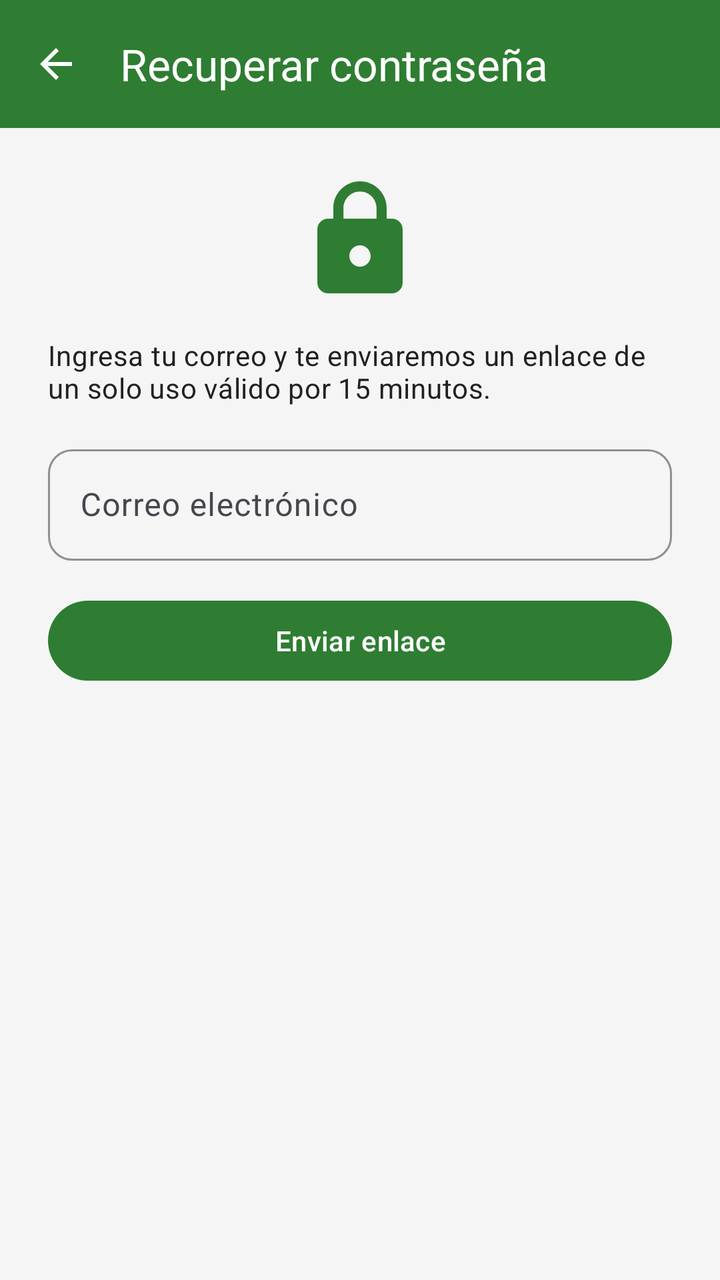
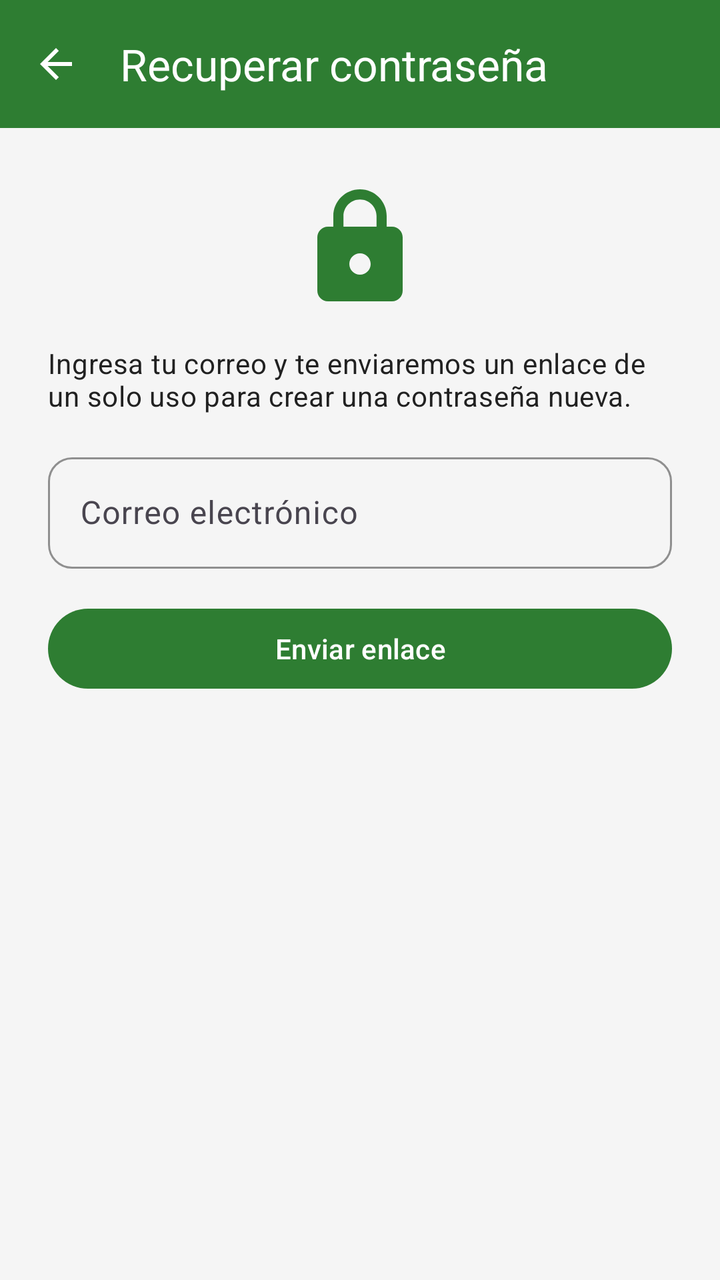

Before-and-after screenshots of an Android layout around one commit, followed by the original layout XML and the change that was made.
<!-- AndroidManifest.xml: application theme Theme.EcoMarket -->
<!-- res/layout/activity_recover_password.xml -->
<?xml version="1.0" encoding="utf-8"?>
<LinearLayout xmlns:android="http://schemas.android.com/apk/res/android"
    xmlns:app="http://schemas.android.com/apk/res-auto"
   
    android:layout_width="match_parent"
    android:layout_height="match_parent"
    android:orientation="vertical">

    <com.google.android.material.appbar.MaterialToolbar
        android:id="@+id/toolbar"
        android:layout_width="match_parent"
        android:layout_height="?attr/actionBarSize"
        android:background="@color/eco_green"
        app:navigationContentDescription="@string/cd_back"
        app:navigationIcon="@drawable/ic_back"
        app:navigationIconTint="@color/eco_white"
        app:title="@string/recover_title"
        app:titleTextColor="@color/eco_white" />

    <LinearLayout
        android:layout_width="match_parent"
        android:layout_height="wrap_content"
        android:orientation="vertical"
        android:padding="@dimen/space_l">

        <ImageView
            android:layout_width="64dp"
            android:layout_height="64dp"
            android:layout_gravity="center"
            android:importantForAccessibility="no"
            android:src="@drawable/ic_lock"
            app:tint="@color/eco_green" />

        <TextView
            android:layout_width="match_parent"
            android:layout_height="wrap_content"
            android:layout_marginTop="@dimen/space_m"
            android:text="@string/recover_body"
            android:textAppearance="@style/Text.Body" />

        <com.google.android.material.textfield.TextInputLayout
            android:id="@+id/tilRecoverEmail"
            style="@style/Input.Eco"
            android:layout_width="match_parent"
            android:layout_height="wrap_content"
            android:layout_marginTop="@dimen/space_m"
            android:hint="@string/hint_email">

            <com.google.android.material.textfield.TextInputEditText
                android:id="@+id/etRecoverEmail"
                android:layout_width="match_parent"
                android:layout_height="wrap_content"
                android:inputType="textEmailAddress" />
        </com.google.android.material.textfield.TextInputLayout>

        <com.google.android.material.button.MaterialButton
            android:id="@+id/btnSendLink"
            style="@style/Button.Primary"
            android:layout_width="match_parent"
            android:layout_height="wrap_content"
            android:layout_marginTop="@dimen/space_m"
            android:text="@string/action_send_link" />

        <TextView
            android:id="@+id/txtRecoverResult"
            android:layout_width="match_parent"
            android:layout_height="wrap_content"
            android:layout_marginTop="@dimen/space_m"
            android:background="@drawable/bg_badge_active"
            android:padding="@dimen/space_m"
            android:textAppearance="@style/Text.Body"
            android:visibility="gone" />
    </LinearLayout>
</LinearLayout>
<!-- resources referenced by this layout -->
<resources>
  <color name="eco_green">#2E7D32</color>
  <color name="eco_white">#FFFFFF</color>
  <dimen name="space_l">24dp</dimen>
  <dimen name="space_m">16dp</dimen>
  <!-- drawable bg_badge_active (drawable) -->
  <?xml version="1.0" encoding="utf-8"?>
  <shape xmlns:android="http://schemas.android.com/apk/res/android" android:shape="rectangle">
      <solid android:color="@color/eco_green_surface" />
      <stroke android:width="@dimen/stroke_thin" android:color="@color/eco_green" />
      <corners android:radius="12dp" />
  </shape>
  <!-- drawable ic_back (drawable) -->
  <?xml version="1.0" encoding="utf-8"?>
  <vector xmlns:android="http://schemas.android.com/apk/res/android"
      android:width="24dp"
      android:height="24dp"
      android:tint="?attr/colorControlNormal"
      android:viewportWidth="24"
      android:viewportHeight="24">
      <path
          android:fillColor="@android:color/white"
          android:pathData="M20,11H7.83l5.59,-5.59L12,4l-8,8 8,8 1.41,-1.41L7.83,13H20v-2z" />
  </vector>
  <!-- drawable ic_lock (drawable) -->
  <?xml version="1.0" encoding="utf-8"?>
  <vector xmlns:android="http://schemas.android.com/apk/res/android"
      android:width="24dp"
      android:height="24dp"
      android:tint="?attr/colorControlNormal"
      android:viewportWidth="24"
      android:viewportHeight="24">
      <path
          android:fillColor="@android:color/white"
          android:pathData="M18,8h-1V6c0,-2.76 -2.24,-5 -5,-5S7,3.24 7,6v2H6c-1.1,0 -2,0.9 -2,2v10c0,1.1 0.9,2 2,2h12c1.1,0 2,-0.9 2,-2V10c0,-1.1 -0.9,-2 -2,-2zM12,17c-1.1,0 -2,-0.9 -2,-2s0.9,-2 2,-2 2,0.9 2,2 -0.9,2 -2,2zM15.1,8H8.9V6c0,-1.71 1.39,-3.1 3.1,-3.1 1.71,0 3.1,1.39 3.1,3.1v2z" />
  </vector>
  <string name="action_send_link">Enviar enlace</string>
  <string name="cd_back">Volver</string>
  <string name="hint_email">Correo electrónico</string>
  <string name="recover_body">Ingresa tu correo y te enviaremos un enlace de un solo uso válido por 15 minutos.</string>
  <string name="recover_title">Recuperar contraseña</string>
  <style name="Button.Primary" parent="Widget.Material3.Button">
          <item name="backgroundTint">@color/eco_green</item>
          <item name="android:textColor">@color/eco_white</item>
          <item name="android:textSize">@dimen/text_body</item>
          <item name="android:fontFamily">sans-serif-medium</item>
          <item name="android:textAllCaps">false</item>
          <item name="cornerRadius">@dimen/radius_button</item>
          <item name="android:minHeight">48dp</item>
      </style>
  <style name="Input.Eco" parent="Widget.Material3.TextInputLayout.OutlinedBox">
          <item name="boxStrokeColor">@color/eco_green</item>
          <item name="hintTextColor">@color/eco_green</item>
          <item name="boxCornerRadiusTopStart">12dp</item>
          <item name="boxCornerRadiusTopEnd">12dp</item>
          <item name="boxCornerRadiusBottomStart">12dp</item>
          <item name="boxCornerRadiusBottomEnd">12dp</item>
          <item name="android:layout_marginTop">@dimen/space_s</item>
      </style>
  <style name="Text.Body" parent="TextAppearance.Material3.BodyMedium">
          <item name="android:textSize">@dimen/text_body</item>
          <item name="android:textColor">@color/eco_text_primary</item>
      </style>
  <color name="eco_green_surface">#E8F5E9</color>
  <dimen name="stroke_thin">1dp</dimen>
  <dimen name="text_body">14sp</dimen>
  <dimen name="radius_button">24dp</dimen>
  <dimen name="space_s">8dp</dimen>
  <color name="eco_text_primary">#212121</color>
  <color name="eco_green_light">#A5D6A7</color>
  <color name="eco_green_dark">#1B5E20</color>
  <color name="eco_orange">#FF7043</color>
  <color name="eco_background">#FFFFFF</color>
  <color name="eco_gray_border">#D5DBD6</color>
  <color name="eco_error">#C62828</color>
  <color name="eco_gray_light">#F5F5F5</color>
  <color name="eco_text_secondary">#5F6B62</color>
  <!-- unchanged entries left out for length: 1 -->
</resources>

<!-- the commit's change to res/layout/activity_recover_password.xml (unified diff, before → after) -->
@@ -16,6 +16,14 @@
         app:navigationIconTint="@color/eco_white"
         app:title="@string/recover_title"
         app:titleTextColor="@color/eco_white" />
+
+    <com.google.android.material.progressindicator.LinearProgressIndicator
+        android:id="@+id/progress"
+        android:layout_width="match_parent"
+        android:layout_height="wrap_content"
+        android:indeterminate="true"
+        android:visibility="invisible"
+        app:indicatorColor="@color/eco_orange" />
 
     <LinearLayout
         android:layout_width="match_parent"
<!-- resource entries referenced after the edit -->
@@ -38,7 +38,7 @@
   <string name="action_send_link">Enviar enlace</string>
   <string name="cd_back">Volver</string>
   <string name="hint_email">Correo electrónico</string>
-  <string name="recover_body">Ingresa tu correo y te enviaremos un enlace de un solo uso válido por 15 minutos.</string>
+  <string name="recover_body">Ingresa tu correo y te enviaremos un enlace de un solo uso para crear una contraseña nueva.</string>
   <string name="recover_title">Recuperar contraseña</string>
   <style name="Button.Primary" parent="Widget.Material3.Button">
           <item name="backgroundTint">@color/eco_green</item>
